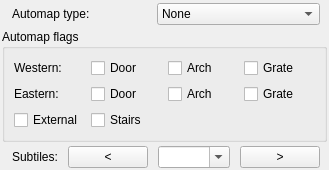
Before: the Qt Designer form source/leveltabtilewidget.ui in pionere/d1-graphics-tool, drawn with Qt 5.
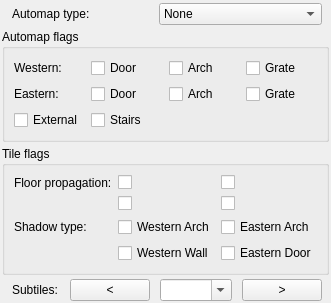
After: the same form once the commit is applied.

```diff
--- a/source/leveltabtilewidget.ui
+++ b/source/leveltabtilewidget.ui
@@ -207,6 +207,72 @@
      </layout>
     </widget>
    </item>
+   <item>
+    <widget class="QGroupBox">
+     <property name="title">
+      <string>Tile flags</string>
+     </property>
+     <layout class="QGridLayout">
+      <item row="1" column="0">
+       <widget class="QLabel">
+        <property name="text">
+         <string>Floor propagation:</string>
+        </property>
+        <property name="toolTip">
+         <string></string>
+        </property>
+       </widget>
+      </item>
+      <item row="1" column="1">
+       <widget class="QCheckBox" name="titF00"/>
+      </item>
+      <item row="1" column="2">
+       <widget class="QCheckBox" name="titF01"/>
+      </item>
+      <item row="2" column="1">
+       <widget class="QCheckBox" name="titF10"/>
+      </item>
+      <item row="2" column="2">
+       <widget class="QCheckBox" name="titF11"/>
+      </item>
+      <item row="3" column="0">
+       <widget class="QLabel">
+        <property name="text">
+         <string>Shadow type:</string>
+        </property>
+       </widget>
+      </item>
+      <item row="3" column="1">
+       <widget class="QCheckBox" name="titFArch0">
+        <property name="text">
+         <string>Western Arch</string>
+        </property>
+       </widget>
+      </item>
+      <item row="3" column="2">
+       <widget class="QCheckBox" name="titFArch1">
+        <property name="text">
+         <string>Eastern Arch</string>
+        </property>
+       </widget>
+      </item>
+      <item row="4" column="1">
+       <widget class="QCheckBox" name="titFWall">
+        <property name="text">
+         <string>Western Wall</string>
+        </property>
+       </widget>
+      </item>
+      <item row="4" column="2">
+       <widget class="QCheckBox" name="titFDoor">
+        <property name="text">
+         <string>Eastern Door</string>
+        </property>
+       </widget>
+      </item>
+     </layout>
+    </widget>
+   </item>
    <item>
     <layout class="QHBoxLayout">
      <property name="leftMargin">
```
